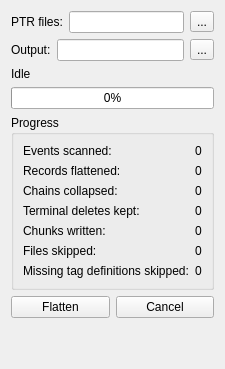
This is tools/HydrusImporter/src/ptr/gui/PTRFlattenWidget.ui in KJNeko/IDHAN as Qt 5 draws it before an edit. The edited form follows.
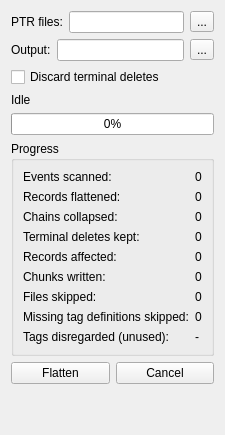
This is the edited form.

Commit message: Properly discards tags in the PTRImporter to reduce final sizes further

What changed in the file:
```diff
--- a/tools/HydrusImporter/src/ptr/gui/PTRFlattenWidget.ui
+++ b/tools/HydrusImporter/src/ptr/gui/PTRFlattenWidget.ui
@@ -49,6 +49,25 @@
     </layout>
    </item>
    <item>
+       <widget class="QCheckBox" name="discardTerminalDeletes">
+           <property name="text">
+               <string>Discard terminal deletes</string>
+           </property>
+           <property name="toolTip">
+               <string>Drop tag removals instead of writing them into chunks.
+
+                   A terminal delete is a tag whose history ended in a removal. It collapses to that removal alone,
+                   never to a paired add, so at import it removes a mapping this import never made. If the tags in your
+                   database came only from the PTR, every one of them is a no-op, and discarding them makes the chunks
+                   smaller and the import faster.
+
+                   Leave this off if you are layering the PTR onto records that already have tags from elsewhere, such
+                   as a Hydrus import: there the removals are meaningful.
+               </string>
+           </property>
+       </widget>
+   </item>
+      <item>
     <widget class="QLabel" name="statusLabel">
      <property name="text">
       <string>Idle</string>
@@ -128,44 +147,86 @@
        </widget>
       </item>
       <item row="4" column="0">
+          <widget class="QLabel" name="terminalDeleteRecordsLabel">
+              <property name="text">
+                  <string>Records affected:</string>
+              </property>
+              <property name="toolTip">
+                  <string>Records carrying at least one of those removals.</string>
+              </property>
+          </widget>
+      </item>
+         <item row="4" column="1">
+             <widget class="QLabel" name="terminalDeleteRecordsValue">
+                 <property name="text">
+                     <string>0</string>
+                 </property>
+             </widget>
+         </item>
+         <item row="5" column="0">
        <widget class="QLabel" name="chunksWrittenLabel">
         <property name="text">
          <string>Chunks written:</string>
         </property>
        </widget>
       </item>
-      <item row="4" column="1">
+         <item row="5" column="1">
        <widget class="QLabel" name="chunksWrittenValue">
         <property name="text">
          <string>0</string>
         </property>
        </widget>
       </item>
-      <item row="5" column="0">
+         <item row="6" column="0">
        <widget class="QLabel" name="skippedFilesLabel">
         <property name="text">
          <string>Files skipped:</string>
         </property>
        </widget>
       </item>
-      <item row="5" column="1">
+         <item row="6" column="1">
        <widget class="QLabel" name="skippedFilesValue">
         <property name="text">
          <string>0</string>
         </property>
        </widget>
       </item>
-      <item row="6" column="0">
+         <item row="7" column="0">
        <widget class="QLabel" name="skippedMissingDefinitionsLabel">
         <property name="text">
          <string>Missing tag definitions skipped:</string>
         </property>
        </widget>
       </item>
-      <item row="6" column="1">
+         <item row="7" column="1">
        <widget class="QLabel" name="skippedMissingDefinitionsValue">
         <property name="text">
          <string>0</string>
+        </property>
+       </widget>
+         </item>
+         <item row="8" column="0">
+             <widget class="QLabel" name="unusedTagsLabel">
+                 <property name="text">
+                     <string>Tags disregarded (unused):</string>
+                 </property>
+                 <property name="toolTip">
+                     <string>Tags the PTR defined but that were never written to a chunk or a relation, and so are never
+                         created in IDHAN.
+
+                         Every one of their mappings was superseded, addressed a record with no hash definition, or
+                         survived only as a discarded removal.
+
+                         Only known once the relations file has been written, so this stays pending until the run
+                         finishes.
+                     </string>
+                 </property>
+             </widget>
+         </item>
+         <item row="8" column="1">
+             <widget class="QLabel" name="unusedTagsValue">
+                 <property name="text">
+                     <string>-</string>
         </property>
        </widget>
       </item>
```
Left out of the diff: 21 changed lines with no effect on the pictures. The commit also changes 23 other files.
